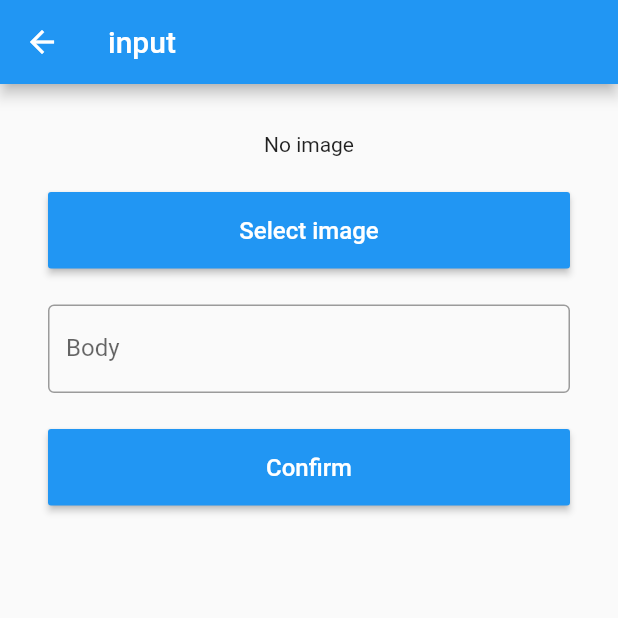
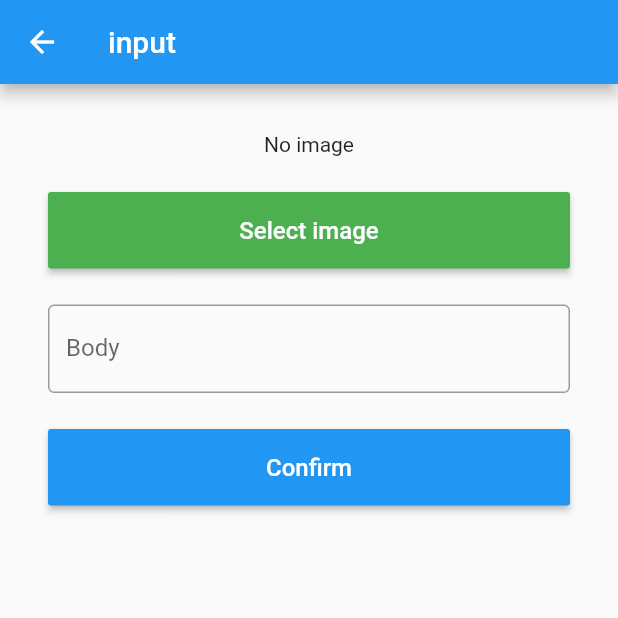
Before and after one commit to consomme/sample-board-flutter, a Flutter app: the InputScreen screen opened directly, on a phone screen of 412 x 824 dp, the top half of it. Run offline on Flutter 3.47's test engine with Material 2 defaults, Android fonts, the phone set to English and light mode, and no system bars; our stand-ins replace cloud_firestore, firebase_auth, firebase_storage, google_sign_in, image_picker; accounts and stored records are empty.

Commit message:
fix design

```diff
--- a/lib/ui/input.dart
+++ b/lib/ui/input.dart
@@ -31,7 +31,7 @@ class _InputScreenState extends State<InputScreen> {
       'body': body,
       'image': imageUrl == null ? null : imageUrl.toString(),
       'order': -time
-    });
+    }).then((_) => Navigator.pop(context));
   }
 
   Future _getImage() async {
@@ -66,7 +66,7 @@ class _InputScreenState extends State<InputScreen> {
               constraints: const BoxConstraints(minWidth: double.infinity),
               child: new RaisedButton(
                   padding: const EdgeInsets.all(16.0),
-                  color: Colors.blue,
+                  color: Colors.green,
                   textColor: Colors.white,
                   child: new Text(
                     'Select image',
```
Also changed, not shown: lib/ui/timeline.dart (+7 -4 lines).
